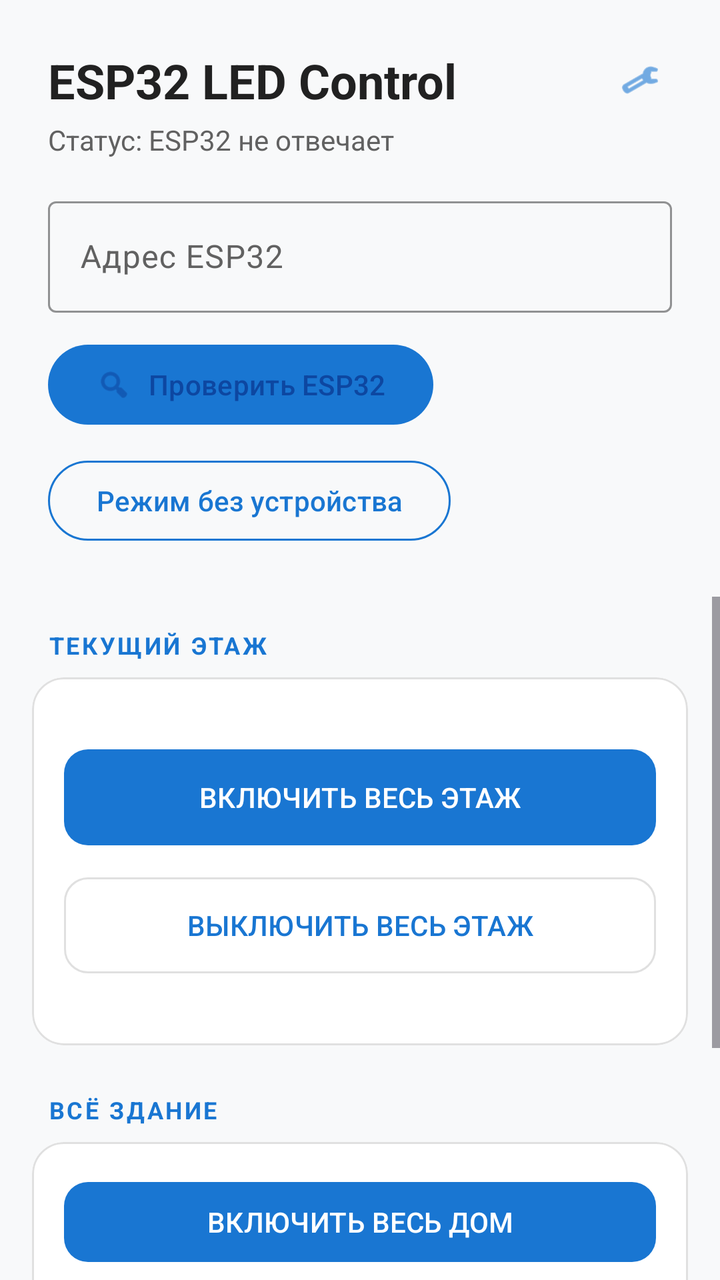
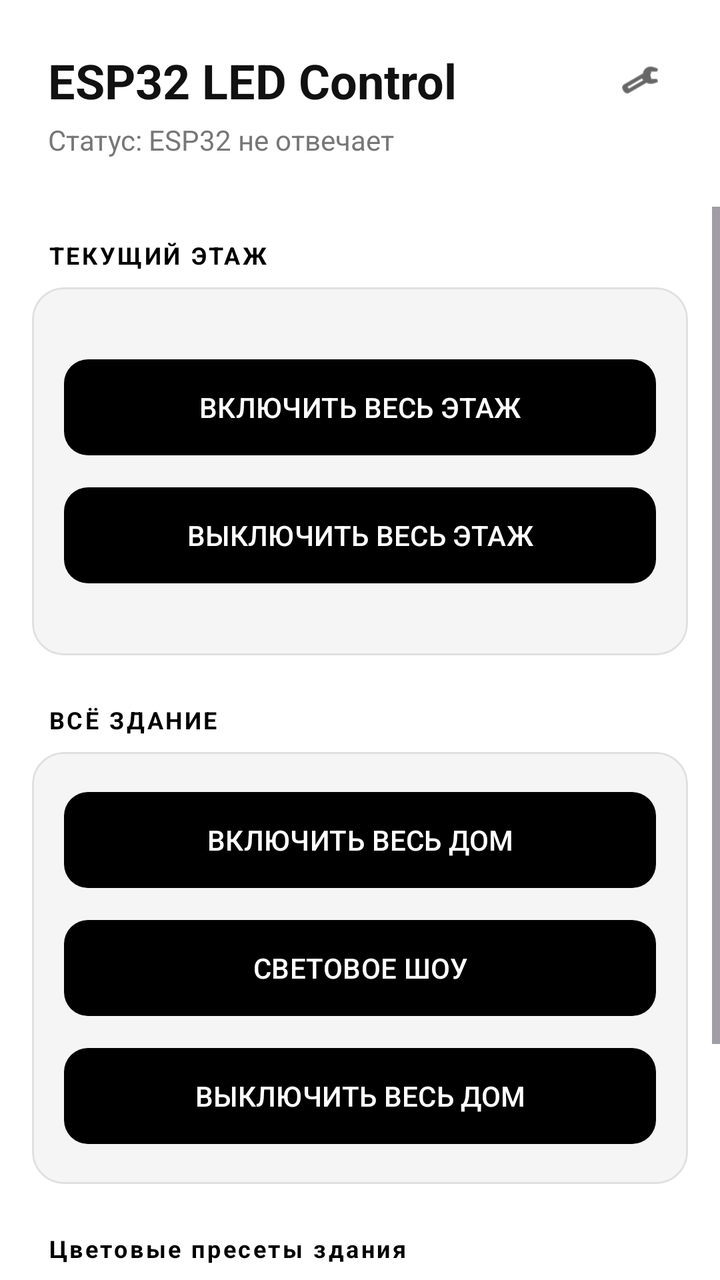

The first picture is an Android layout as it rendered before a commit; the second is the same layout after the commit. The layout source and the unified diff follow.
<!-- AndroidManifest.xml: application theme Theme.ApplicationLedControl -->
<!-- res/layout/activity_main.xml -->
<?xml version="1.0" encoding="utf-8"?>
<androidx.constraintlayout.widget.ConstraintLayout xmlns:android="http://schemas.android.com/apk/res/android"
    xmlns:app="http://schemas.android.com/apk/res-auto"
    xmlns:tools="http://schemas.android.com/tools"
    android:layout_width="match_parent"
    android:layout_height="match_parent"
    android:background="?attr/colorSurface"
    tools:context=".MainActivity">

    
    <LinearLayout
        android:id="@+id/headerLayout"
        android:layout_width="match_parent"
        android:layout_height="wrap_content"
        android:orientation="vertical"
        android:padding="24dp"
        app:layout_constraintTop_toTopOf="parent">

        <TextView
            android:layout_width="wrap_content"
            android:layout_height="wrap_content"
            android:text="@string/app_name"
            android:textColor="?attr/colorOnSurface"
            android:textSize="24sp"
            android:textStyle="bold" />

        <TextView
            android:id="@+id/tvStatus"
            android:layout_width="wrap_content"
            android:layout_height="wrap_content"
            android:layout_marginTop="4dp"
            android:text="@string/status_device_not_connected"
            android:textColor="?attr/colorOnSurfaceVariant"
            android:textSize="14sp" />

        <com.google.android.material.textfield.TextInputLayout
            android:layout_width="match_parent"
            android:layout_height="wrap_content"
            android:layout_marginTop="16dp"
            android:hint="@string/esp32_host_label"
            app:boxBackgroundMode="outline"
            app:boxStrokeColor="?attr/colorPrimary">

            <com.google.android.material.textfield.TextInputEditText
                android:id="@+id/etEsp32Host"
                android:layout_width="match_parent"
                android:layout_height="wrap_content"
                android:inputType="textUri"
                android:singleLine="true"
                android:textColor="?attr/colorOnSurface"
                android:textColorHint="?attr/colorOnSurfaceVariant" />
        </com.google.android.material.textfield.TextInputLayout>

        <com.google.android.material.button.MaterialButton
            android:id="@+id/btnConnect"
            style="@style/Widget.Material3.Button.TonalButton"
            android:layout_width="wrap_content"
            android:layout_height="wrap_content"
            android:layout_marginTop="12dp"
            android:text="@string/connect_esp32"
            app:backgroundTint="?attr/colorPrimary"
            app:icon="@android:drawable/ic_menu_search" />

        <com.google.android.material.button.MaterialButton
            android:id="@+id/btnOfflineMode"
            style="@style/Widget.Material3.Button.OutlinedButton"
            android:layout_width="wrap_content"
            android:layout_height="wrap_content"
            android:layout_marginTop="10dp"
            android:text="@string/offline_mode_off"
            app:strokeColor="?attr/colorPrimary"
            android:textColor="?attr/colorPrimary" />
    </LinearLayout>

    <ScrollView
        android:layout_width="match_parent"
        android:layout_height="0dp"
        android:clipToPadding="false"
        android:paddingBottom="24dp"
        app:layout_constraintBottom_toBottomOf="parent"
        app:layout_constraintTop_toBottomOf="@id/headerLayout">

        <LinearLayout
            android:layout_width="match_parent"
            android:layout_height="wrap_content"
            android:orientation="vertical"
            android:padding="16dp">

            
            <TextView
                android:layout_width="wrap_content"
                android:layout_height="wrap_content"
                android:layout_marginStart="8dp"
                android:layout_marginBottom="8dp"
                android:text="@string/floor_control_title"
                android:textColor="?attr/colorPrimary"
                android:textSize="12sp"
                android:textStyle="bold"
                android:letterSpacing="0.1" />

            <com.google.android.material.card.MaterialCardView
                android:layout_width="match_parent"
                android:layout_height="wrap_content"
                app:cardBackgroundColor="?attr/colorSurfaceVariant"
                app:cardCornerRadius="16dp"
                app:cardElevation="0dp"
                app:strokeColor="?attr/colorOutline"
                app:strokeWidth="1dp">

                <LinearLayout
                    android:layout_width="match_parent"
                    android:layout_height="wrap_content"
                    android:orientation="vertical"
                    android:padding="16dp">

                    <HorizontalScrollView
                        android:layout_width="match_parent"
                        android:layout_height="wrap_content"
                        android:scrollbars="none">

                        <com.google.android.material.chip.ChipGroup
                            android:id="@+id/floorChipGroup"
                            android:layout_width="wrap_content"
                            android:layout_height="wrap_content"
                            app:singleLine="true"
                            app:singleSelection="true">
                            
                        </com.google.android.material.chip.ChipGroup>
                    </HorizontalScrollView>

                    <com.google.android.material.button.MaterialButton
                        android:id="@+id/btnFloorOn"
                        android:layout_width="match_parent"
                        android:layout_height="56dp"
                        android:layout_marginTop="16dp"
                        android:text="@string/action_floor_on"
                        app:backgroundTint="?attr/colorPrimary"
                        app:cornerRadius="12dp" />

                    <com.google.android.material.button.MaterialButton
                        android:id="@+id/btnFloorOff"
                        style="@style/Widget.Material3.Button.OutlinedButton"
                        android:layout_width="match_parent"
                        android:layout_height="56dp"
                        android:layout_marginTop="8dp"
                        android:text="@string/action_floor_off"
                        app:cornerRadius="12dp" />

                    <android.widget.GridLayout
                        android:id="@+id/roomGrid"
                        android:layout_width="match_parent"
                        android:layout_height="wrap_content"
                        android:layout_marginTop="16dp"
                        android:columnCount="4">
                        
                    </android.widget.GridLayout>
                </LinearLayout>
            </com.google.android.material.card.MaterialCardView>

            
            <TextView
                android:layout_width="wrap_content"
                android:layout_height="wrap_content"
                android:layout_marginStart="8dp"
                android:layout_marginTop="24dp"
                android:layout_marginBottom="8dp"
                android:text="@string/actions_title"
                android:textColor="?attr/colorPrimary"
                android:textSize="12sp"
                android:textStyle="bold"
                android:letterSpacing="0.1" />

            <com.google.android.material.card.MaterialCardView
                android:layout_width="match_parent"
                android:layout_height="wrap_content"
                app:cardBackgroundColor="?attr/colorSurfaceVariant"
                app:cardCornerRadius="16dp"
                app:cardElevation="0dp"
                app:strokeColor="?attr/colorOutline"
                app:strokeWidth="1dp">

                <LinearLayout
                    android:layout_width="match_parent"
                    android:layout_height="wrap_content"
                    android:orientation="vertical"
                    android:padding="16dp">

                    <com.google.android.material.button.MaterialButton
                        android:id="@+id/btnAllOn"
                        android:layout_width="match_parent"
                        android:layout_height="wrap_content"
                        android:text="@string/action_all_on"
                        app:cornerRadius="12dp" />

                    <com.google.android.material.button.MaterialButton
                        android:id="@+id/btnAuto"
                        style="@style/Widget.Material3.Button.OutlinedButton"
                        android:layout_width="match_parent"
                        android:layout_height="wrap_content"
                        android:layout_marginTop="8dp"
                        android:text="@string/action_auto"
                        app:cornerRadius="12dp" />

                    <com.google.android.material.button.MaterialButton
                        android:id="@+id/btnOff"
                        style="@style/Widget.Material3.Button.TextButton"
                        android:layout_width="match_parent"
                        android:layout_height="wrap_content"
                        android:layout_marginTop="8dp"
                        android:text="@string/action_all_off"
                        android:textColor="?attr/colorOnSurfaceVariant" />
                </LinearLayout>
            </com.google.android.material.card.MaterialCardView>

        </LinearLayout>
    </ScrollView>

    
    <com.google.android.material.button.MaterialButton
        android:id="@+id/btnSettings"
        style="@style/Widget.Material3.Button.IconButton"
        android:layout_width="wrap_content"
        android:layout_height="wrap_content"
        android:layout_margin="16dp"
        app:icon="@android:drawable/ic_menu_preferences"
        app:iconTint="?attr/colorPrimary"
        app:layout_constraintEnd_toEndOf="parent"
        app:layout_constraintTop_toTopOf="parent" />

</androidx.constraintlayout.widget.ConstraintLayout>
<!-- resources referenced by this layout -->
<resources>
  <string name="action_all_off">ВЫКЛЮЧИТЬ ВЕСЬ ДОМ</string>
  <string name="action_all_on">ВКЛЮЧИТЬ ВЕСЬ ДОМ</string>
  <string name="action_auto">АВТОМАТИЧЕСКИЙ РЕЖИМ</string>
  <string name="action_floor_off">ВЫКЛЮЧИТЬ ВЕСЬ ЭТАЖ</string>
  <string name="action_floor_on">ВКЛЮЧИТЬ ВЕСЬ ЭТАЖ</string>
  <string name="actions_title">ВСЁ ЗДАНИЕ</string>
  <string name="app_name">ESP32 LED Control</string>
  <string name="connect_esp32">Проверить ESP32</string>
  <string name="esp32_host_label">Адрес ESP32</string>
  <string name="floor_control_title">ТЕКУЩИЙ ЭТАЖ</string>
  <string name="offline_mode_off">Режим без устройства</string>
  <string name="status_device_not_connected">Статус: ESP32 не отвечает</string>
  <style name="Theme.ApplicationLedControl" parent="Theme.Material3.DayNight.NoActionBar">
          
          <item name="colorPrimary">@color/brand_primary</item>
          <item name="colorOnPrimary">@color/white</item>
          <item name="colorPrimaryContainer">@color/brand_primary_container</item>
          <item name="colorOnPrimaryContainer">@color/on_primary_container</item>
          <item name="colorSecondary">@color/brand_primary</item>
          <item name="colorOnSecondary">@color/white</item>
          <item name="colorSecondaryContainer">@color/brand_primary_container</item>
          <item name="colorOnSecondaryContainer">@color/on_primary_container</item>
          <item name="colorTertiary">@color/brand_primary</item>
          <item name="colorOnTertiary">@color/white</item>
          <item name="colorTertiaryContainer">@color/brand_primary_container</item>
          <item name="colorOnTertiaryContainer">@color/on_primary_container</item>
          <item name="android:windowBackground">@color/app_background</item>
          <item name="colorSurface">@color/app_background</item>
          <item name="colorOnSurface">@color/on_surface_main</item>
          <item name="colorSurfaceVariant">@color/surface_panel</item>
          <item name="colorOnSurfaceVariant">@color/on_surface_sub</item>
          <item name="colorOutline">#E0E0E0</item>
          <item name="colorOutlineVariant">@color/outline_variant</item>
      </style>
  <color name="brand_primary">#1976D2</color>
  <color name="white">#FFFFFFFF</color>
  <color name="brand_primary_container">#D6E8FF</color>
  <color name="on_primary_container">#0D47A1</color>
  <color name="app_background">#F8F9FA</color>
  <color name="on_surface_main">#212121</color>
  <color name="surface_panel">#FFFFFF</color>
  <color name="on_surface_sub">#616161</color>
  <color name="outline_variant">#D0D7E2</color>
</resources>

<!-- the commit's change to res/layout/activity_main.xml (unified diff, before → after) -->
@@ -32,44 +32,6 @@
             android:text="@string/status_device_not_connected"
             android:textColor="?attr/colorOnSurfaceVariant"
             android:textSize="14sp" />
-
-        <com.google.android.material.textfield.TextInputLayout
-            android:layout_width="match_parent"
-            android:layout_height="wrap_content"
-            android:layout_marginTop="16dp"
-            android:hint="@string/esp32_host_label"
-            app:boxBackgroundMode="outline"
-            app:boxStrokeColor="?attr/colorPrimary">
-
-            <com.google.android.material.textfield.TextInputEditText
-                android:id="@+id/etEsp32Host"
-                android:layout_width="match_parent"
-                android:layout_height="wrap_content"
-                android:inputType="textUri"
-                android:singleLine="true"
-                android:textColor="?attr/colorOnSurface"
-                android:textColorHint="?attr/colorOnSurfaceVariant" />
-        </com.google.android.material.textfield.TextInputLayout>
-
-        <com.google.android.material.button.MaterialButton
-            android:id="@+id/btnConnect"
-            style="@style/Widget.Material3.Button.TonalButton"
-            android:layout_width="wrap_content"
-            android:layout_height="wrap_content"
-            android:layout_marginTop="12dp"
-            android:text="@string/connect_esp32"
-            app:backgroundTint="?attr/colorPrimary"
-            app:icon="@android:drawable/ic_menu_search" />
-
-        <com.google.android.material.button.MaterialButton
-            android:id="@+id/btnOfflineMode"
-            style="@style/Widget.Material3.Button.OutlinedButton"
-            android:layout_width="wrap_content"
-            android:layout_height="wrap_content"
-            android:layout_marginTop="10dp"
-            android:text="@string/offline_mode_off"
-            app:strokeColor="?attr/colorPrimary"
-            android:textColor="?attr/colorPrimary" />
     </LinearLayout>
 
     <ScrollView
@@ -135,15 +97,17 @@
                         android:layout_marginTop="16dp"
                         android:text="@string/action_floor_on"
                         app:backgroundTint="?attr/colorPrimary"
+                        android:textColor="?attr/colorOnPrimary"
                         app:cornerRadius="12dp" />
 
                     <com.google.android.material.button.MaterialButton
                         android:id="@+id/btnFloorOff"
-                        style="@style/Widget.Material3.Button.OutlinedButton"
                         android:layout_width="match_parent"
                         android:layout_height="56dp"
                         android:layout_marginTop="8dp"
                         android:text="@string/action_floor_off"
+                        app:backgroundTint="?attr/colorPrimary"
+                        android:textColor="?attr/colorOnPrimary"
                         app:cornerRadius="12dp" />
 
                     <android.widget.GridLayout
@@ -188,27 +152,108 @@
                     <com.google.android.material.button.MaterialButton
                         android:id="@+id/btnAllOn"
                         android:layout_width="match_parent"
-                        android:layout_height="wrap_content"
+                        android:layout_height="56dp"
                         android:text="@string/action_all_on"
+                        app:backgroundTint="?attr/colorPrimary"
+                        android:textColor="?attr/colorOnPrimary"
                         app:cornerRadius="12dp" />
 
                     <com.google.android.material.button.MaterialButton
                         android:id="@+id/btnAuto"
-                        style="@style/Widget.Material3.Button.OutlinedButton"
-                        android:layout_width="match_parent"
-                        android:layout_height="wrap_content"
+                        android:layout_width="match_parent"
+                        android:layout_height="56dp"
                         android:layout_marginTop="8dp"
                         android:text="@string/action_auto"
+                        app:backgroundTint="?attr/colorPrimary"
+                        android:textColor="?attr/colorOnPrimary"
                         app:cornerRadius="12dp" />
 
                     <com.google.android.material.button.MaterialButton
                         android:id="@+id/btnOff"
-                        style="@style/Widget.Material3.Button.TextButton"
-                        android:layout_width="match_parent"
-                        android:layout_height="wrap_content"
+                        android:layout_width="match_parent"
+                        android:layout_height="56dp"
                         android:layout_marginTop="8dp"
                         android:text="@string/action_all_off"
-                        android:textColor="?attr/colorOnSurfaceVariant" />
+                        app:backgroundTint="?attr/colorPrimary"
+                        android:textColor="?attr/colorOnPrimary"
+                        app:cornerRadius="12dp" />
+                </LinearLayout>
+            </com.google.android.material.card.MaterialCardView>
+
+            
+            <TextView
+                android:layout_width="wrap_content"
+                android:layout_height="wrap_content"
+                android:layout_marginStart="8dp"
+                android:layout_marginTop="24dp"
+                android:layout_marginBottom="8dp"
+                android:text="@string/color_presets_title"
+                android:textColor="?attr/colorPrimary"
+                android:textSize="12sp"
+                android:textStyle="bold"
+                android:letterSpacing="0.1" />
+
+            <com.google.android.material.card.MaterialCardView
+                android:layout_width="match_parent"
+                android:layout_height="wrap_content"
+                app:cardBackgroundColor="?attr/colorSurfaceVariant"
+                app:cardCornerRadius="16dp"
+                app:cardElevation="0dp"
+                app:strokeColor="?attr/colorOutline"
+                app:strokeWidth="1dp">
+
+                <LinearLayout
+                    android:layout_width="match_parent"
+                    android:layout_height="wrap_content"
+                    android:orientation="horizontal"
+                    android:gravity="center"
+                    android:padding="16dp">
+
+                    <com.google.android.material.card.MaterialCardView
+                        android:id="@+id/btnMainColorDefault"
+                        android:layout_width="56dp"
+                        android:layout_height="56dp"
+                        android:layout_margin="8dp"
+                        android:clickable="true"
+                        android:focusable="true"
+                        app:cardBackgroundColor="@color/preset_white"
+                        app:cardCornerRadius="12dp"
+                        app:cardElevation="0dp"
+                        app:strokeColor="?attr/colorOutline"
+                        app:strokeWidth="1dp" />
+
+                    <com.google.android.material.card.MaterialCardView
+                        android:id="@+id/btnMainColorGreen"
+                        android:layout_width="56dp"
+                        android:layout_height="56dp"
+                        android:layout_margin="8dp"
+                        android:clickable="true"
+                        android:focusable="true"
+                        app:cardBackgroundColor="@color/preset_green"
+                        app:cardCornerRadius="12dp"
+                        app:cardElevation="0dp" />
+
+                    <com.google.android.material.card.MaterialCardView
+                        android:id="@+id/btnMainColorYellow"
+                        android:layout_width="56dp"
+                        android:layout_height="56dp"
+                        android:layout_margin="8dp"
+                        android:clickable="true"
+                        android:focusable="true"
+                        app:cardBackgroundColor="@color/preset_yellow"
+                        app:cardCornerRadius="12dp"
+                        app:cardElevation="0dp" />
+
+                    <com.google.android.material.card.MaterialCardView
+                        android:id="@+id/btnMainColorRed"
+                        android:layout_width="56dp"
+                        android:layout_height="56dp"
+                        android:layout_margin="8dp"
+                        android:clickable="true"
+                        android:focusable="true"
+                        app:cardBackgroundColor="@color/preset_red"
+                        app:cardCornerRadius="12dp"
+                        app:cardElevation="0dp" />
                 </LinearLayout>
             </com.google.android.material.card.MaterialCardView>
 
<!-- resource entries referenced after the edit -->
@@ -1,29 +1,31 @@
 <!-- resources referenced by this layout -->
 <resources>
+  <color name="preset_green">#4CAF50</color>
+  <color name="preset_red">#F44336</color>
+  <color name="preset_white">#FFFFFF</color>
+  <color name="preset_yellow">#FFEB3B</color>
   <string name="action_all_off">ВЫКЛЮЧИТЬ ВЕСЬ ДОМ</string>
   <string name="action_all_on">ВКЛЮЧИТЬ ВЕСЬ ДОМ</string>
-  <string name="action_auto">АВТОМАТИЧЕСКИЙ РЕЖИМ</string>
+  <string name="action_auto">СВЕТОВОЕ ШОУ</string>
   <string name="action_floor_off">ВЫКЛЮЧИТЬ ВЕСЬ ЭТАЖ</string>
   <string name="action_floor_on">ВКЛЮЧИТЬ ВЕСЬ ЭТАЖ</string>
   <string name="actions_title">ВСЁ ЗДАНИЕ</string>
   <string name="app_name">ESP32 LED Control</string>
-  <string name="connect_esp32">Проверить ESP32</string>
-  <string name="esp32_host_label">Адрес ESP32</string>
+  <string name="color_presets_title">Цветовые пресеты здания</string>
   <string name="floor_control_title">ТЕКУЩИЙ ЭТАЖ</string>
-  <string name="offline_mode_off">Режим без устройства</string>
   <string name="status_device_not_connected">Статус: ESP32 не отвечает</string>
   <style name="Theme.ApplicationLedControl" parent="Theme.Material3.DayNight.NoActionBar">
           
           <item name="colorPrimary">@color/brand_primary</item>
-          <item name="colorOnPrimary">@color/white</item>
+          <item name="colorOnPrimary">@color/brand_on_primary</item>
           <item name="colorPrimaryContainer">@color/brand_primary_container</item>
           <item name="colorOnPrimaryContainer">@color/on_primary_container</item>
           <item name="colorSecondary">@color/brand_primary</item>
-          <item name="colorOnSecondary">@color/white</item>
+          <item name="colorOnSecondary">@color/brand_on_primary</item>
           <item name="colorSecondaryContainer">@color/brand_primary_container</item>
           <item name="colorOnSecondaryContainer">@color/on_primary_container</item>
           <item name="colorTertiary">@color/brand_primary</item>
-          <item name="colorOnTertiary">@color/white</item>
+          <item name="colorOnTertiary">@color/brand_on_primary</item>
           <item name="colorTertiaryContainer">@color/brand_primary_container</item>
           <item name="colorOnTertiaryContainer">@color/on_primary_container</item>
           <item name="android:windowBackground">@color/app_background</item>
@@ -34,14 +36,14 @@
           <item name="colorOutline">#E0E0E0</item>
           <item name="colorOutlineVariant">@color/outline_variant</item>
       </style>
-  <color name="brand_primary">#1976D2</color>
-  <color name="white">#FFFFFFFF</color>
-  <color name="brand_primary_container">#D6E8FF</color>
-  <color name="on_primary_container">#0D47A1</color>
-  <color name="app_background">#F8F9FA</color>
-  <color name="on_surface_main">#212121</color>
-  <color name="surface_panel">#FFFFFF</color>
-  <color name="on_surface_sub">#616161</color>
-  <color name="outline_variant">#D0D7E2</color>
+  <color name="brand_primary">#000000</color>
+  <color name="brand_on_primary">#FFFFFF</color>
+  <color name="brand_primary_container">#EEEEEE</color>
+  <color name="on_primary_container">#000000</color>
+  <color name="app_background">#FFFFFF</color>
+  <color name="on_surface_main">#111111</color>
+  <color name="surface_panel">#F5F5F5</color>
+  <color name="on_surface_sub">#777777</color>
+  <color name="outline_variant">#E0E0E0</color>
 </resources>
 
